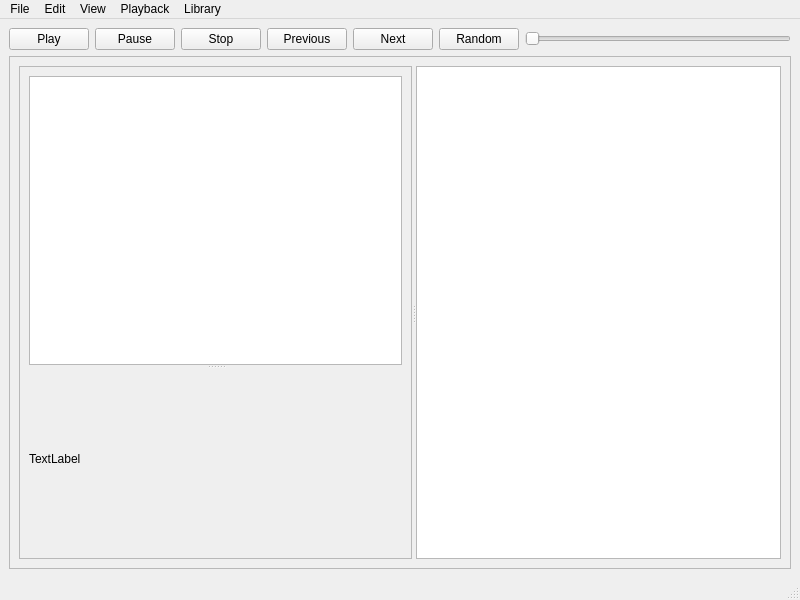
First picture: the form in src/mainwindow.ui, repository lywlywly/music-player, before the edit.
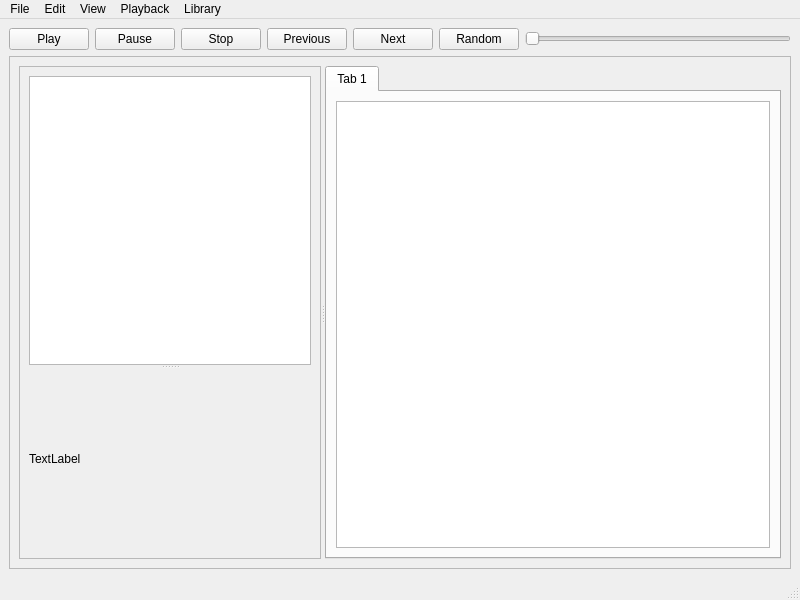
Second picture: the form after the edit.

Commit message: start implementing multiple tabs; bulk insert

What changed in the file:
```diff
--- a/src/mainwindow.ui
+++ b/src/mainwindow.ui
@@ -85,6 +85,12 @@
             <enum>Qt::Orientation::Horizontal</enum>
            </property>
            <widget class="QFrame" name="frame_2">
+            <property name="sizePolicy">
+             <sizepolicy hsizetype="Preferred" vsizetype="Preferred">
+              <horstretch>2</horstretch>
+              <verstretch>0</verstretch>
+             </sizepolicy>
+            </property>
             <property name="minimumSize">
              <size>
               <width>0</width>
@@ -144,7 +150,27 @@
              </item>
             </layout>
            </widget>
-           <widget class="QTableView" name="tableView"/>
+           <widget class="QTabWidget" name="tabWidget">
+            <property name="sizePolicy">
+             <sizepolicy hsizetype="Expanding" vsizetype="Expanding">
+              <horstretch>3</horstretch>
+              <verstretch>0</verstretch>
+             </sizepolicy>
+            </property>
+            <property name="currentIndex">
+             <number>0</number>
+            </property>
+            <widget class="QWidget" name="tab">
+             <attribute name="title">
+              <string>Tab 1</string>
+             </attribute>
+             <layout class="QGridLayout" name="gridLayout">
+              <item row="0" column="0">
+               <widget class="QTableView" name="tableView"/>
+              </item>
+             </layout>
+            </widget>
+           </widget>
           </widget>
          </item>
         </layout>
```
The commit also changes 5 other files.
